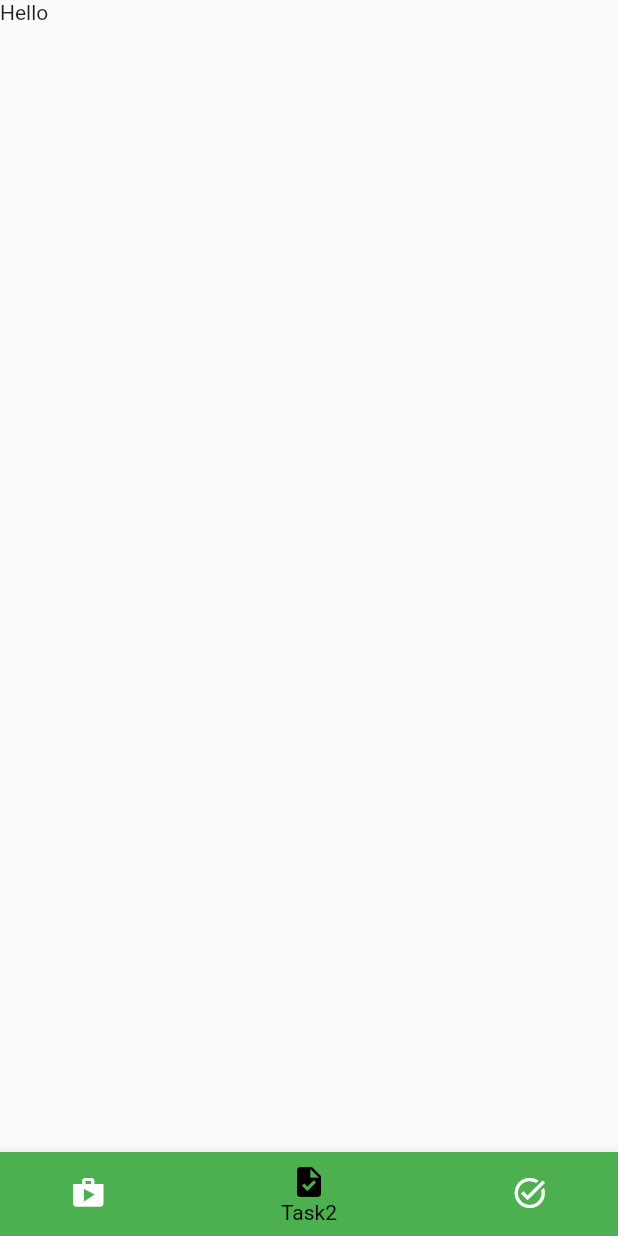
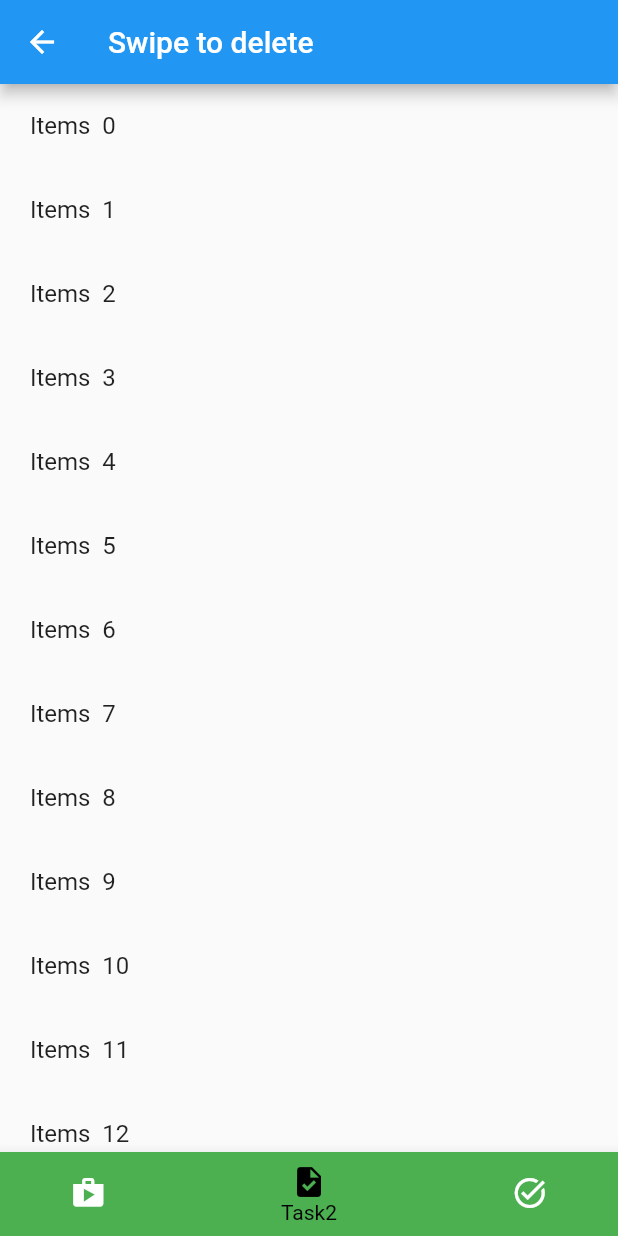
Before and after one commit to riyatyagi2021/fluttertraining, a Flutter app: the MyNavigationBar screen opened directly, item 2 of the bottom bar chosen, on a phone screen of 412 x 824 dp. Run offline on Flutter 3.47's test engine with Material 2 defaults, Android fonts, the phone set to English and light mode, and no system bars.

Commit message:
swipedelete

```diff
--- a/flutterprojects/lib/pagesdrawer/bottom_navigationbar.dart
+++ b/flutterprojects/lib/pagesdrawer/bottom_navigationbar.dart
@@ -14,7 +14,7 @@ class MyNavigationBar extends StatefulWidget {
 
 class _MyNavigationBarState extends State<MyNavigationBar > {
   int _selectedIndex = 0;
-  static const List<Widget> _widgetOptions = <Widget>[PageFirst(),SecondPage(),ThirdPage()];
+  static  List<Widget> _widgetOptions = <Widget>[PageFirst(),SecondPage(),ThirdPage()];
 
   void _onItemTapped(int index) {
     setState(() {
--- a/flutterprojects/lib/pagesdrawer/secondpage.dart
+++ b/flutterprojects/lib/pagesdrawer/secondpage.dart
@@ -1,7 +1,40 @@
 import 'package:flutter/material.dart';
 
 
-class SecondPage extends StatefulWidget {
+class SecondPage extends StatelessWidget {
+   SecondPage({Key? key}) : super(key: key);
+  final List<String> items = List.generate(30, (i) => " Items  ${i}");
+
+
+  @override
+  Widget build(BuildContext context) {
+    return Scaffold(
+      appBar: AppBar(
+        title: Text("Swipe to delete"),
+      ),
+      body: ListView.builder(
+           itemCount: items.length,
+          itemBuilder: (context, int index) {
+              return Dismissible(
+                background: Container(
+                 color: Colors.brown,
+                ),
+                  key: Key(items[index]),
+                  child: ListTile(
+                    title: Text("${items[index]}"),
+                  ),
+                   onDismissed: (direction){
+                    items.removeAt(index);
+                    Scaffold.of(context).showSnackBar(
+                        SnackBar(content: Text("Item dismissed "),));
+                },
+              );
+          },
+      ),
+    );
+  }
+}
+/*class SecondPage extends StatefulWidget {
   const SecondPage({Key? key}) : super(key: key);
 
   @override
@@ -17,4 +50,4 @@ class _SecondPageState extends State<SecondPage> {
       ),
     );
   }
-}
+}*/
--- a/flutterprojects/lib/splash.dart
+++ b/flutterprojects/lib/splash.dart
@@ -35,7 +35,7 @@ class SplashScreenState extends State<MyHomePage> {
     return Container(
       height: double.infinity,
         width: double.infinity,
-        child:Image.asset('assets/images/gal.jpeg',fit: BoxFit.cover,)
+        child:Image.asset('assets/images/wall2.jpeg',fit: BoxFit.fill,)
     );
   }
 }
--- a/flutterprojects/pubspec.yaml
+++ b/flutterprojects/pubspec.yaml
@@ -18,7 +18,7 @@ publish_to: 'none' # Remove this line if you wish to publish to pub.dev
 version: 1.0.0+1
 
 environment:
-  sdk: ">=2.12.0 <3.0.0"
+  sdk: ">=2.14.0 <3.0.0"
 
 dependencies:
   flutter:
```
Also changed, not shown: flutterprojects/assets/images/wall1.jpeg (added), flutterprojects/assets/images/wall2.jpeg (added), flutterprojects/pubspec.lock.
